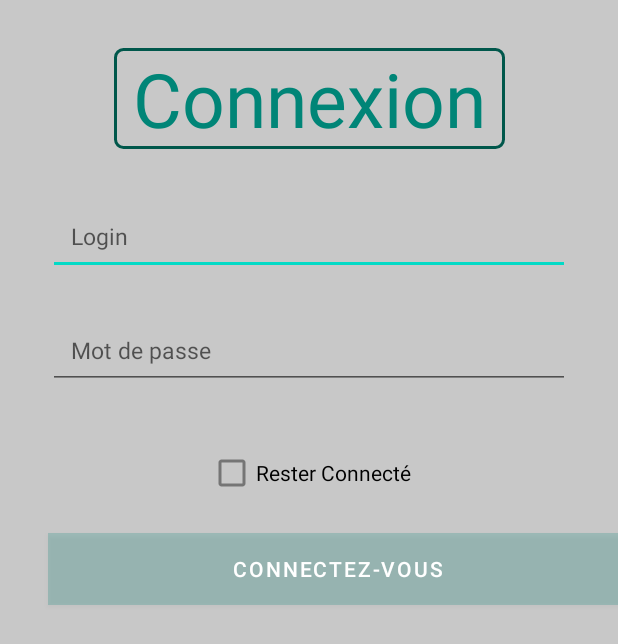
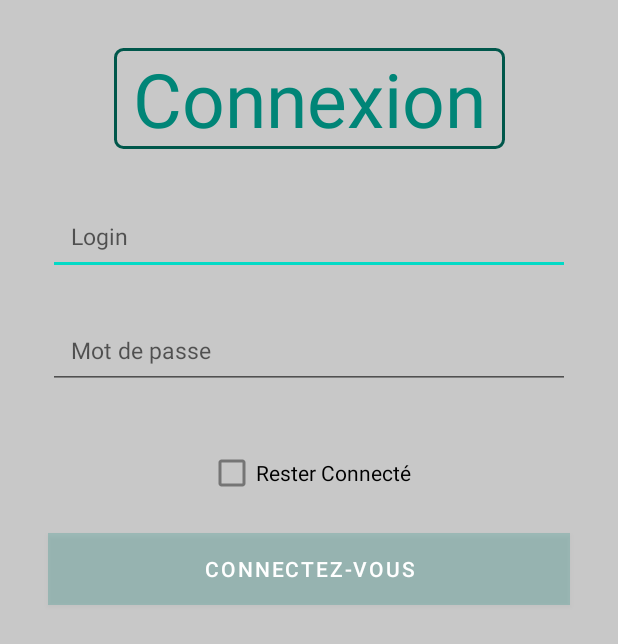
Before and after one commit to Piet08/CouProject_Mobile, an Android app: the ConnectionActivity screen opened directly, with no data from a screen before it, on a phone screen of 412 x 824 dp. Shown: the top 644 px of the screen. Run offline under Robolectric (Android 15) with nearby library versions, the phone set to English and light mode, and no system bars; network calls fail.

Commit message:
Correction btnConnexion

```diff
--- a/app/src/main/res/layout/activity_connection.xml
+++ b/app/src/main/res/layout/activity_connection.xml
@@ -60,13 +60,13 @@
 
     <Button
         android:id="@+id/btn_login"
-        android:layout_width="385dp"
+        android:layout_width="match_parent"
         android:layout_height="wrap_content"
         android:layout_below="@id/et_password"
         android:layout_marginStart="32dp"
         android:layout_marginTop="16dp"
+        android:layout_marginEnd="32dp"
         android:background="@color/cardview_shadow_start_color"
-        android:onClick="connexion"
         android:text="Connectez-vous"
         android:textColor="@android:color/white"
         app:layout_constraintEnd_toEndOf="parent"
```
